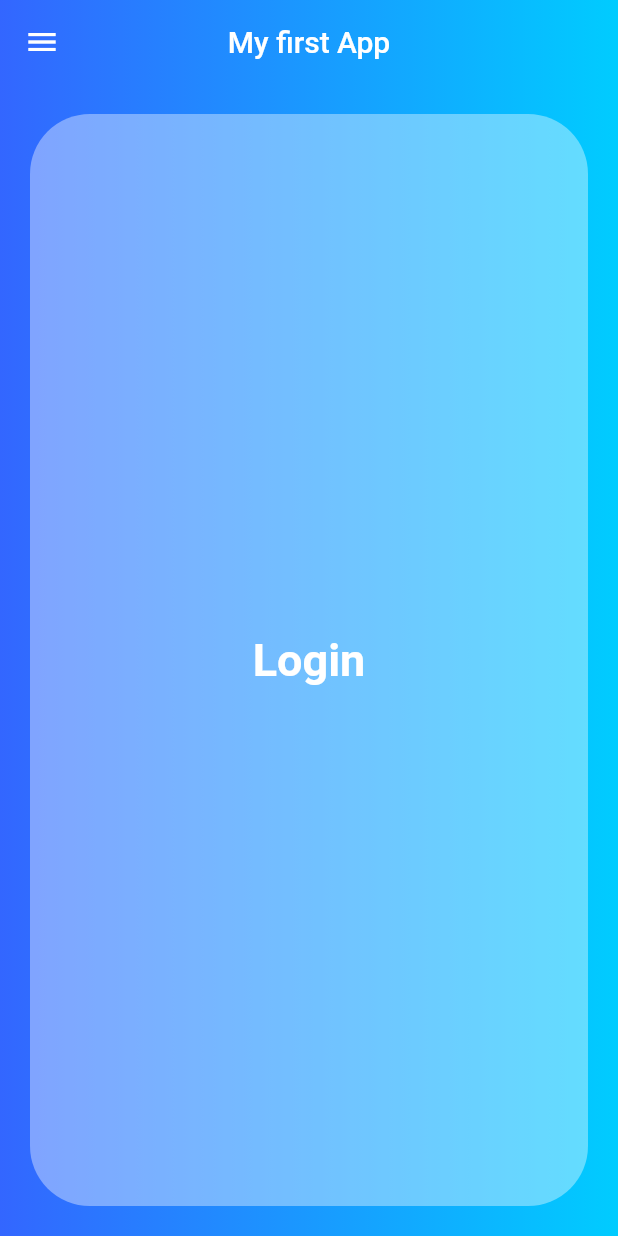
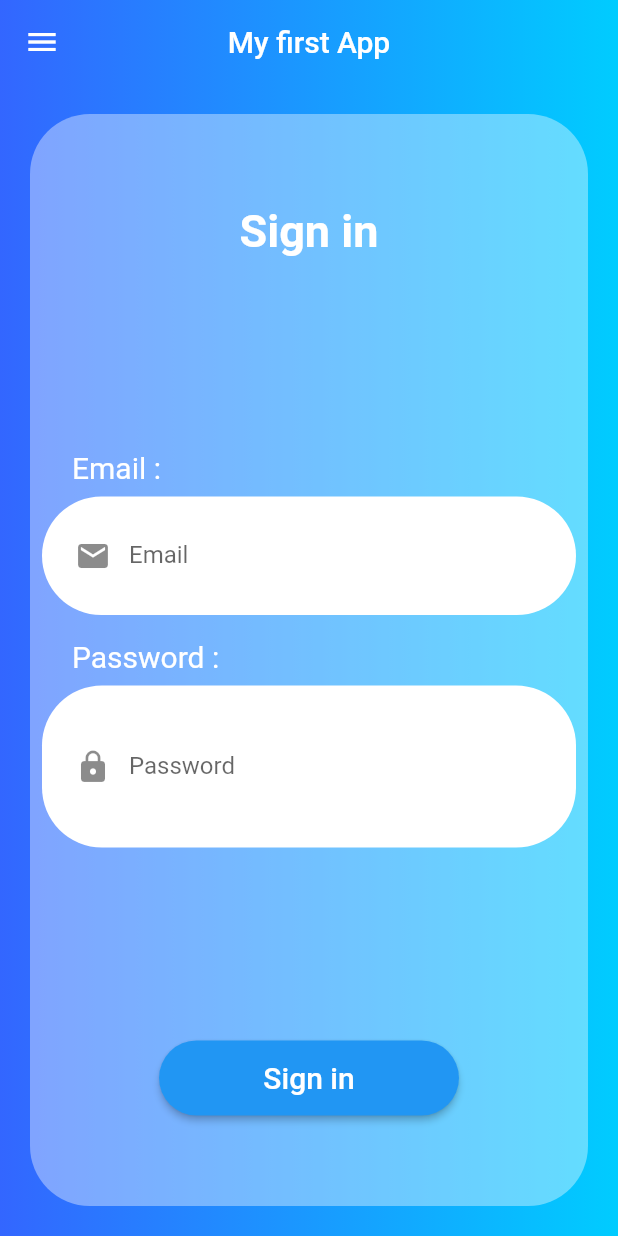
Before and after one commit to mazen-salah/EEd-First_App, a Flutter app: the screen it shows after launch, on a phone screen of 412 x 824 dp. Run offline on Flutter 3.47's test engine with Material 2 defaults, Android fonts, the phone set to English and light mode, and no system bars.

Commit message:
new session

```diff
--- a/my_first_app/lib/main.dart
+++ b/my_first_app/lib/main.dart
@@ -1,5 +1,5 @@
 import 'package:flutter/material.dart';
-import 'package:my_first_app/screens/home.dart';
+import 'screens/home.dart';
 
 void main() {
   runApp(const MyApp());
--- a/my_first_app/lib/screens/home.dart
+++ b/my_first_app/lib/screens/home.dart
@@ -1,9 +1,18 @@
 import 'package:flutter/material.dart';
 import 'package:my_first_app/customs.dart';
 
-class HomePage extends StatelessWidget {
+bool passwordVisibility = false;
+TextEditingController emailController = TextEditingController();
+TextEditingController passwordController = TextEditingController();
+
+class HomePage extends StatefulWidget {
   const HomePage({super.key});
 
+  @override
+  State<HomePage> createState() => _HomePageState();
+}
+
+class _HomePageState extends State<HomePage> {
   @override
   Widget build(BuildContext context) {
     return Container(
@@ -23,18 +32,77 @@ class HomePage extends StatelessWidget {
                 borderRadius: BorderRadius.all(Radius.circular(40.0))),
             child: Column(
               mainAxisAlignment: MainAxisAlignment.spaceAround,
-              // crossAxisAlignment: CrossAxisAlignment.stretch,
               children: [
-                // const Icon(
-                //   Icons.person,
-                // ),
-                Text(
-                  "Login",
+                const Text(
+                  "Sign in",
                   style: TextStyle(
                     fontSize: 30,
                     color: Colors.white,
                     fontWeight: FontWeight.bold,
                   ),
+                ),
+                Column(
+                  children: [
+                    myCustomText(
+                        label: "Email",
+                        hint: "Enter your email",
+                        icon: Icons.email,
+                        controller: emailController),
+                    myCustomText(
+                        label: "Password",
+                        hint: "Enter your password",
+                        icon: Icons.lock,
+                        controller: passwordController),
+                  ],
+                ),
+                ElevatedButton(
+                  style: ElevatedButton.styleFrom(
+                    fixedSize: Size(200, 50),
+                    shape: const RoundedRectangleBorder(
+                      borderRadius: BorderRadius.all(Radius.circular(40.0)),
+                    ),
+                  ),
+                  onPressed: () {
+                    if (emailController.text == 'admin' &&
+                        passwordController.text == 'admin') {
+                      Navigator.push(
+                          context,
+                          MaterialPageRoute(
+                              builder: (context) => const LoginSuccess()));
+                      showDialog(
+                          context: context,
+                          builder: (context) {
+                            return AlertDialog(
+                              title: const Text("Login Successful"),
+                              content: const Text("Welcome Admin"),
+                              actions: [
+                                TextButton(
+                                    onPressed: () {
+                                      Navigator.pop(context);
+                                    },
+                                    child: const Text("OK"))
+                              ],
+                            );
+                          });
+                    } else {
+                      showDialog(
+                          context: context,
+                          builder: (context) {
+                            return AlertDialog(
+                              title: const Text("Login Unsuccessful"),
+                              content: const Text("Please, try again"),
+                              actions: [
+                                TextButton(
+                                    onPressed: () {
+                                      Navigator.pop(context);
+                                    },
+                                    child: const Text("OK"))
+                              ],
+                            );
+                          });
+                    }
+                  },
+                  child: const Text("Sign in", style: TextStyle(fontSize: 20)),
                 ),
               ],
             ),
@@ -43,4 +111,73 @@ class HomePage extends StatelessWidget {
       ),
     );
   }
+
+  Padding myCustomText({
+    required String label,
+    required String hint,
+    required IconData icon,
+    required TextEditingController controller,
+  }) {
+    return Padding(
+      padding: const EdgeInsets.all(8.0),
+      child: Column(
+        crossAxisAlignment: CrossAxisAlignment.start,
+        children: [
+          Padding(
+            padding: const EdgeInsets.only(left: 20.0, bottom: 8),
+            child: Text("$label :",
+                style: const TextStyle(color: Colors.white, fontSize: 20)),
+          ),
+          Container(
+            decoration: const BoxDecoration(
+              color: Colors.white,
+              borderRadius: BorderRadius.all(Radius.circular(40.0)),
+            ),
+            padding: const EdgeInsets.all(10),
+            child: TextField(
+              onSubmitted: (value) {},
+              obscureText: label == "Password" ? passwordVisibility : false,
+              controller: controller,
+              decoration: InputDecoration(
+                suffix: label == 'Password'
+                    ? IconButton(
+                        onPressed: () {
+                          setState(() {
+                            passwordVisibility = !passwordVisibility;
+                          });
+                        },
+                        icon: Icon(passwordVisibility
+                            ? Icons.visibility
+                            : Icons.visibility_off))
+                    : null,
+                prefixIcon: Icon(icon),
+                label: Text(label),
+                border: InputBorder.none,
+                hintText: hint,
+                hintStyle: const TextStyle(
+                  color: Colors.black38,
+                ),
+              ),
+            ),
+          ),
+        ],
+      ),
+    );
+  }
 }
+
+class LoginSuccess extends StatelessWidget {
+  const LoginSuccess({super.key});
+
+  @override
+  Widget build(BuildContext context) {
+    return Scaffold(
+      appBar: AppBar(
+        title: const Text("Login Success"),
+      ),
+      body: const Center(
+        child: Text("Welcome Admin"),
+      ),
+    );
+  }
+}
```
